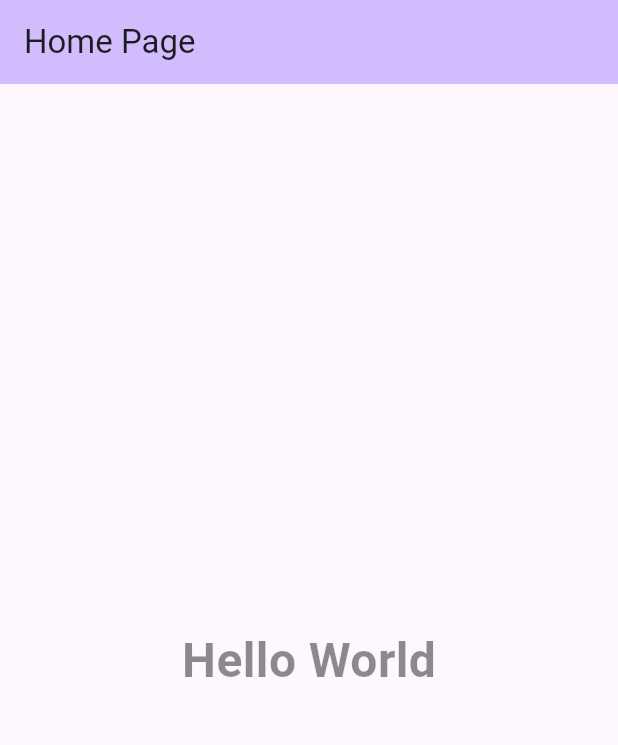
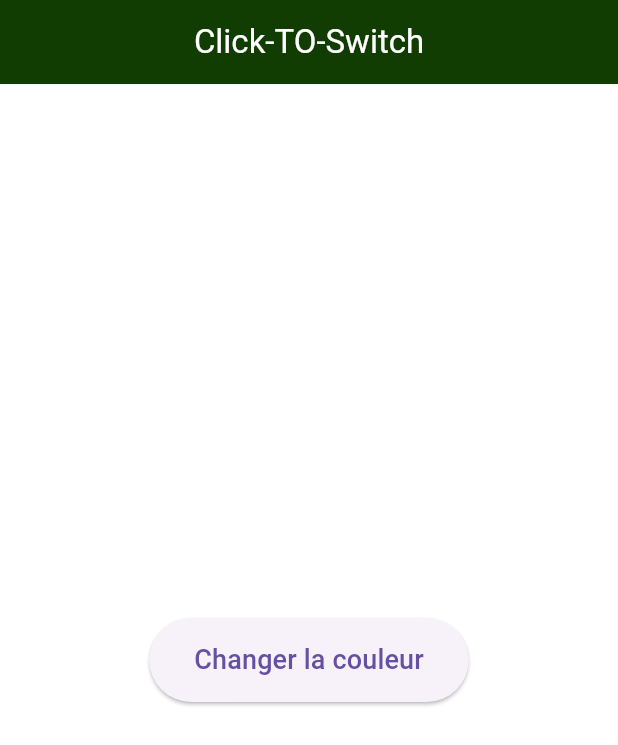
Before and after one commit to walidbenjdiya/Flutter_Project, a Flutter app: the screen it shows after launch, on a phone screen of 412 x 824 dp. Shown: the top 745 px of the screen. Run offline on Flutter 3.47's test engine with Material 3 defaults, Android fonts, the phone set to English and light mode, and no system bars.

Commit message:
2 commit : version initiale

```diff
--- /dev/null
+++ b/lib/home.dart
@@ -0,0 +1,57 @@
+import 'package:flutter/material.dart';
+import 'dart:math'; // pour générer des couleurs aléatoires
+
+class Home extends StatefulWidget {
+  const Home({super.key});
+
+  @override
+  State<Home> createState() => _HomeState();
+}
+
+class _HomeState extends State<Home> {
+  Color backgroundColor = Colors.white; // couleur initiale
+
+  // Fonction pour générer une couleur aléatoire
+  Color getRandomColor() {
+    final random = Random();
+    return Color.fromARGB(
+      255,
+      random.nextInt(256), // rouge
+      random.nextInt(256), // vert
+      random.nextInt(256), // bleu
+    );
+  }
+
+  void changeBackgroundColor() {
+    setState(() {
+      backgroundColor = getRandomColor();
+    });
+  }
+
+  @override
+  Widget build(BuildContext context) {
+    return Scaffold(
+      appBar: AppBar(
+        title: const Text('Click-TO-Switch',
+        style: TextStyle(color: Colors.white),
+        ),
+        backgroundColor: const Color.fromARGB(255, 17, 60, 2),
+        centerTitle: true,
+      ),
+      body: Container(
+        color: backgroundColor,
+        alignment: Alignment.center,
+        child: ElevatedButton(
+          onPressed: changeBackgroundColor,
+          style: ElevatedButton.styleFrom(
+            padding: const EdgeInsets.symmetric(horizontal: 30, vertical: 15),
+          ),
+          child: const Text(
+            'Changer la couleur',
+            style: TextStyle(fontSize: 18),
+          ),
+        ),
+      ),
+    );
+  }
+}
--- a/lib/main.dart
+++ b/lib/main.dart
@@ -1,127 +1,9 @@
 import 'package:flutter/material.dart';
 import 'dart:async';
+import 'package:flutter_application_1/home.dart';
 
 void main() {
-  runApp(const MyApp());
+  runApp(MaterialApp(
+    home: Home()
+  ));
 }
-
-class MyApp extends StatelessWidget {
-  const MyApp({super.key});
-
-  // This widget is the root of your application.
-  @override
-  Widget build(BuildContext context) {
-    return MaterialApp(
-      title: 'Flutter Demo',
-      theme: ThemeData(
-        // This is the theme of your application.
-        //
-        // TRY THIS: Try running your application with "flutter run". You'll see
-        // the application has a purple toolbar. Then, without quitting the app,
-        // try changing the seedColor in the colorScheme below to Colors.green
-        // and then invoke "hot reload" (save your changes or press the "hot
-        // reload" button in a Flutter-supported IDE, or press "r" if you used
-        // the command line to start the app).
-        //
-        // Notice that the counter didn't reset back to zero; the application
-        // state is not lost during the reload. To reset the state, use hot
-        // restart instead.
-        //
-        // This works for code too, not just values: Most code changes can be
-        // tested with just a hot reload.
-        colorScheme: ColorScheme.fromSeed(seedColor: Colors.deepPurple),
-        useMaterial3: true,
-      ),
-      home: const MyHomePage(title: 'Home Page'),
-    );
-  }
-}
-
-class MyHomePage extends StatefulWidget {
-  const MyHomePage({super.key, required this.title});
-
-  // This widget is the home page of your application. It is stateful, meaning
-  // that it has a State object (defined below) that contains fields that affect
-  // how it looks.
-
-  // This class is the configuration for the state. It holds the values (in this
-  // case the title) provided by the parent (in this case the App widget) and
-  // used by the build method of the State. Fields in a Widget subclass are
-  // always marked "final".
-
-  final String title;
-
-  @override
-  State<MyHomePage> createState() => _MyHomePageState();
-}
-
-class _MyHomePageState extends State<MyHomePage> {
-  bool _visible = true;
-
-  @override
-  void initState() {
-    super.initState();
-    // Change la visibilité toutes les 500 millisecondes
-    Timer.periodic(const Duration(milliseconds: 500), (timer) {
-      setState(() {
-        _visible = !_visible;
-      });
-    });
-  }
-
-  @override
-  Widget build(BuildContext context) {
-    // This method is rerun every time setState is called, for instance as done
-    // by the _incrementCounter method above.
-    //
-    // The Flutter framework has been optimized to make rerunning build methods
-    // fast, so that you can just rebuild anything that needs updating rather
-    // than having to individually change instances of widgets.
-    return Scaffold(
-      appBar: AppBar(
-        // TRY THIS: Try changing the color here to a specific color (to
-        // Colors.amber, perhaps?) and trigger a hot reload to see the AppBar
-        // change color while the other colors stay the same.
-        backgroundColor: Theme.of(context).colorScheme.inversePrimary,
-        // Here we take the value from the MyHomePage object that was created by
-        // the App.build method, and use it to set our appbar title.
-        title: Text(widget.title),
-      ),
-      body: Center(
-        // Center is a layout widget. It takes a single child and positions it
-        // in the middle of the parent.
-        child: Column(
-          // Column is also a layout widget. It takes a list of children and
-          // arranges them vertically. By default, it sizes itself to fit its
-          // children horizontally, and tries to be as tall as its parent.
-          //
-          // Column has various properties to control how it sizes itself and
-          // how it positions its children. Here we use mainAxisAlignment to
-          // center the children vertically; the main axis here is the vertical
-          // axis because Columns are vertical (the cross axis would be
-          // horizontal).
-          //
-          // TRY THIS: Invoke "debug painting" (choose the "Toggle Debug Paint"
-          // action in the IDE, or press "p" in the console), to see the
-          // wireframe for each widget.
-          mainAxisAlignment: MainAxisAlignment.center,
-          children: <Widget>[
-            AnimatedOpacity(
-              opacity: _visible ? 1.0 : 0.0,
-              duration: const Duration(milliseconds: 500),
-              child: const Text(
-                'Hello World',
-                style: TextStyle(fontSize: 32, fontWeight: FontWeight.bold),
-              ),
-            ),
-          ],
-        ),
-      ),
-      // floatingActionButton: FloatingActionButton(
-      //   onPressed: _incrementCounter,
-      //   tooltip: 'Increment',
-      //   child: const Icon(Icons.add),
-      // ), // This trailing comma makes auto-formatting nicer for build methods.
-    );
-  }
-}
```
